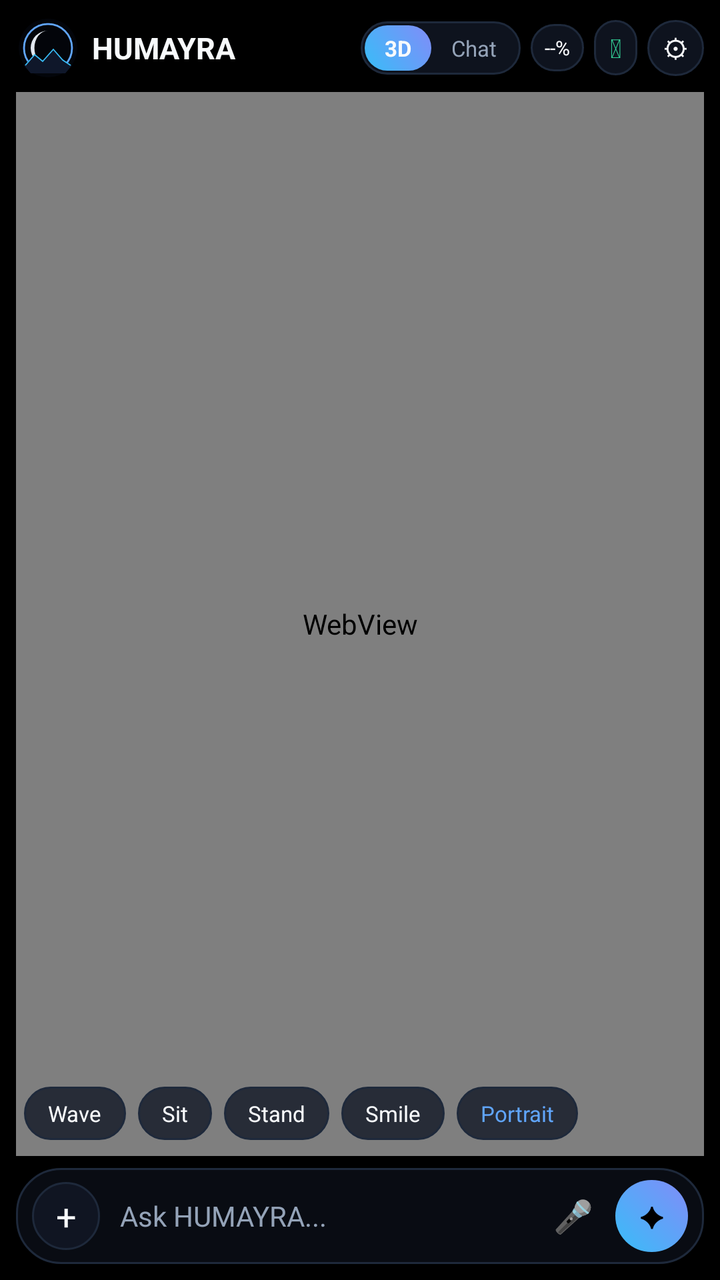
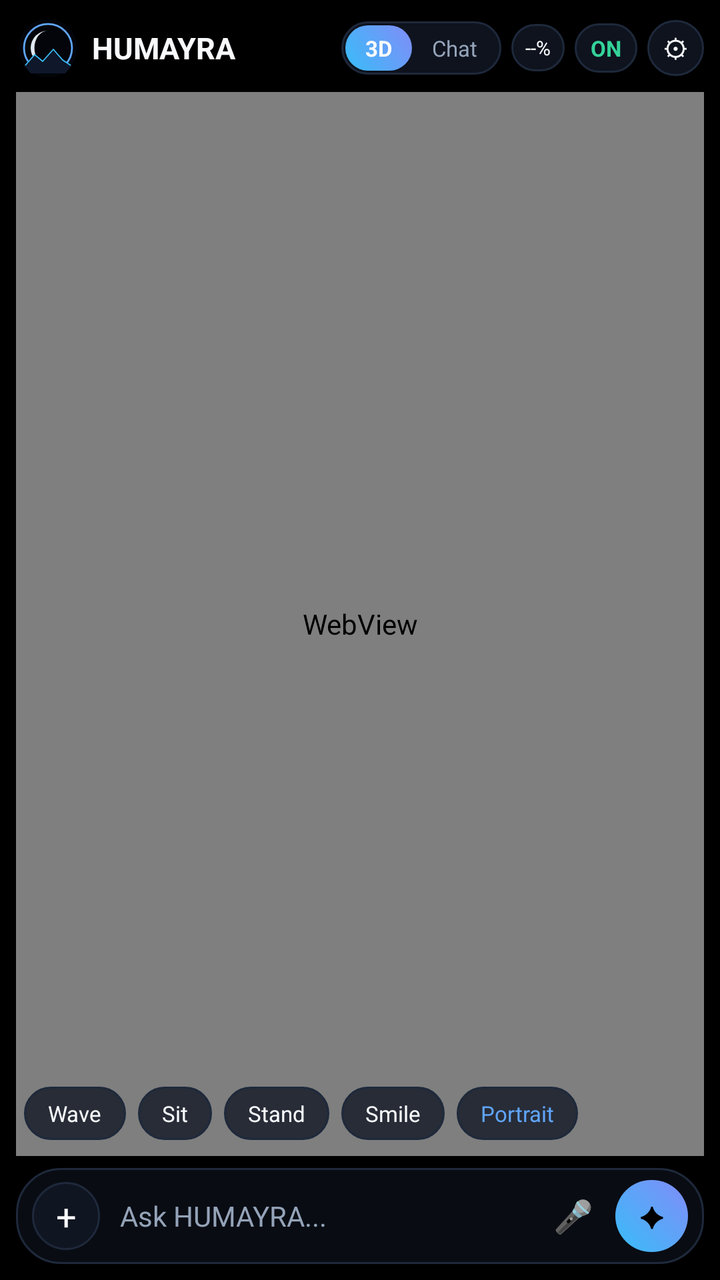

Before-and-after screenshots of an Android layout around one commit, followed by the original layout XML and the change that was made.
<!-- AndroidManifest.xml: application theme Theme.Humayra -->
<!-- res/layout/activity_main.xml -->
<?xml version="1.0" encoding="utf-8"?>
<LinearLayout xmlns:android="http://schemas.android.com/apk/res/android"
    android:id="@+id/rootLayout" android:layout_width="match_parent" android:layout_height="match_parent"
    android:orientation="vertical" android:background="@color/bg_main" android:padding="8dp">
    <LinearLayout android:layout_width="match_parent" android:layout_height="wrap_content" android:gravity="center_vertical" android:paddingBottom="6dp">
        <ImageView android:id="@+id/imgEmblem" android:layout_width="32dp" android:layout_height="32dp" android:src="@drawable/ic_humayra_emblem" android:contentDescription="Logo" />
        <TextView android:id="@+id/tvName" android:layout_width="0dp" android:layout_height="wrap_content" android:layout_weight="1"
            android:text="HUMAYRA" android:singleLine="true" android:ellipsize="end" android:textColor="@color/text_primary"
            android:textSize="15sp" android:textStyle="bold" android:paddingStart="6dp" android:paddingEnd="4dp" />
        <LinearLayout android:layout_width="wrap_content" android:layout_height="wrap_content" android:background="@drawable/bg_pill_dark" android:padding="2dp" android:layout_marginEnd="5dp">
            <TextView android:id="@+id/tab3d" android:layout_width="wrap_content" android:layout_height="wrap_content" android:paddingHorizontal="10dp" android:paddingVertical="4dp" android:text="3D" android:textColor="@color/text_primary" android:textSize="11sp" android:textStyle="bold" android:background="@drawable/bg_glow_button" />
            <TextView android:id="@+id/tabChat" android:layout_width="wrap_content" android:layout_height="wrap_content" android:paddingHorizontal="10dp" android:paddingVertical="4dp" android:text="Chat" android:textColor="@color/text_secondary" android:textSize="11sp" />
        </LinearLayout>
        <TextView android:id="@+id/tvHealthBadge" android:layout_width="wrap_content" android:layout_height="wrap_content" android:background="@drawable/bg_pill_dark" android:paddingHorizontal="7dp" android:paddingVertical="5dp" android:text="--%" android:textColor="@color/text_primary" android:textSize="10sp" android:layout_marginEnd="5dp" />
        <TextView android:id="@+id/btnMaster" android:layout_width="wrap_content" android:layout_height="wrap_content" android:background="@drawable/bg_pill_dark" android:paddingHorizontal="8dp" android:paddingVertical="5dp" android:text="⏻" android:textColor="@color/status_green" android:textSize="13sp" android:layout_marginEnd="5dp" />
        <TextView android:id="@+id/btnSettings" android:layout_width="wrap_content" android:layout_height="wrap_content" android:background="@drawable/bg_pill_dark" android:paddingHorizontal="8dp" android:paddingVertical="5dp" android:text="⚙" android:textColor="@color/text_primary" android:textSize="13sp" />
    </LinearLayout>
    <FrameLayout android:layout_width="match_parent" android:layout_height="0dp" android:layout_weight="1">
        <FrameLayout android:id="@+id/page3d" android:layout_width="match_parent" android:layout_height="match_parent">
            <ImageView android:id="@+id/imgStageWall" android:layout_width="match_parent" android:layout_height="match_parent" android:scaleType="centerCrop" android:visibility="gone" />
            <WebView android:id="@+id/webStage" android:layout_width="match_parent" android:layout_height="match_parent" />
            <HorizontalScrollView android:layout_width="match_parent" android:layout_height="wrap_content" android:layout_gravity="bottom" android:scrollbars="none" android:paddingBottom="8dp">
                <LinearLayout android:layout_width="wrap_content" android:layout_height="wrap_content" android:orientation="horizontal" android:paddingHorizontal="4dp">
                    <TextView android:id="@+id/btnPoseWave" android:layout_width="wrap_content" android:layout_height="wrap_content" android:background="@drawable/bg_pill_dark" android:paddingHorizontal="12dp" android:paddingVertical="6dp" android:text="Wave" android:textColor="@color/text_primary" android:textSize="11sp" android:layout_marginEnd="6dp" />
                    <TextView android:id="@+id/btnPoseSit" android:layout_width="wrap_content" android:layout_height="wrap_content" android:background="@drawable/bg_pill_dark" android:paddingHorizontal="12dp" android:paddingVertical="6dp" android:text="Sit" android:textColor="@color/text_primary" android:textSize="11sp" android:layout_marginEnd="6dp" />
                    <TextView android:id="@+id/btnPoseStand" android:layout_width="wrap_content" android:layout_height="wrap_content" android:background="@drawable/bg_pill_dark" android:paddingHorizontal="12dp" android:paddingVertical="6dp" android:text="Stand" android:textColor="@color/text_primary" android:textSize="11sp" android:layout_marginEnd="6dp" />
                    <TextView android:id="@+id/btnPoseSmile" android:layout_width="wrap_content" android:layout_height="wrap_content" android:background="@drawable/bg_pill_dark" android:paddingHorizontal="12dp" android:paddingVertical="6dp" android:text="Smile" android:textColor="@color/text_primary" android:textSize="11sp" android:layout_marginEnd="6dp" />
                    <TextView android:id="@+id/btnPosePortrait" android:layout_width="wrap_content" android:layout_height="wrap_content" android:background="@drawable/bg_pill_dark" android:paddingHorizontal="12dp" android:paddingVertical="6dp" android:text="Portrait" android:textColor="@color/accent_primary" android:textSize="11sp" />
                </LinearLayout>
            </HorizontalScrollView>
        </FrameLayout>
        <LinearLayout android:id="@+id/pageChat" android:layout_width="match_parent" android:layout_height="match_parent" android:orientation="vertical" android:visibility="gone" android:padding="8dp">
            <LinearLayout android:layout_width="match_parent" android:layout_height="wrap_content" android:gravity="center_vertical" android:paddingBottom="6dp">
                <TextView android:id="@+id/tvStatus" android:layout_width="0dp" android:layout_height="wrap_content" android:layout_weight="1" android:text="Here with you" android:textColor="@color/accent_primary" android:textSize="12sp" android:textStyle="bold" />
                <TextView android:id="@+id/btnHistory" android:layout_width="wrap_content" android:layout_height="wrap_content" android:text="History &amp; Memory" android:textColor="@color/text_secondary" android:textSize="11sp" />
            </LinearLayout>
            <TextView android:id="@+id/tvActionLog" android:layout_width="match_parent" android:layout_height="wrap_content" android:background="@drawable/bg_pill_dark" android:paddingHorizontal="10dp" android:paddingVertical="5dp" android:textColor="@color/status_green" android:textSize="11sp" android:visibility="gone" android:layout_marginBottom="6dp" />
            <ScrollView android:id="@+id/scrollConvo" android:layout_width="match_parent" android:layout_height="0dp" android:layout_weight="1">
                <TextView android:id="@+id/tvConversation" android:layout_width="match_parent" android:layout_height="wrap_content" android:lineSpacingExtra="4dp" android:text="আমি হুমায়রা — বলো বস, কী করতে হবে?" android:textColor="@color/text_primary" android:textSize="14sp" />
            </ScrollView>
        </LinearLayout>
        <LinearLayout android:id="@+id/pageVoiceOrb" android:layout_width="match_parent" android:layout_height="match_parent" android:orientation="vertical" android:gravity="center" android:background="#F2000000" android:visibility="gone">
            <View android:id="@+id/viewOrb" android:layout_width="136dp" android:layout_height="136dp" android:background="@drawable/bg_orb_glow" />
            <TextView android:id="@+id/tvOrbState" android:layout_width="wrap_content" android:layout_height="wrap_content" android:text="Listening..." android:textColor="@color/text_primary" android:textSize="16sp" android:paddingTop="24dp" />
            <androidx.appcompat.widget.SwitchCompat android:id="@+id/swHandsFree" android:layout_width="wrap_content" android:layout_height="wrap_content" android:text="Hands-Free Loop " android:textColor="@color/text_secondary" android:paddingTop="12dp" />
            <TextView android:id="@+id/btnOrbClose" android:layout_width="wrap_content" android:layout_height="wrap_content" android:background="@drawable/bg_pill_dark" android:paddingHorizontal="18dp" android:paddingVertical="8dp" android:text="✕ Close Voice" android:textColor="@color/text_primary" android:layout_marginTop="16dp" />
        </LinearLayout>
    </FrameLayout>
    <LinearLayout android:layout_width="match_parent" android:layout_height="wrap_content" android:background="@drawable/bg_card_dark" android:gravity="center_vertical" android:paddingHorizontal="8dp" android:paddingVertical="6dp" android:layout_marginTop="6dp">
        <TextView android:id="@+id/btnPlus" android:layout_width="34dp" android:layout_height="34dp" android:gravity="center" android:background="@drawable/bg_pill_dark" android:text="+" android:textColor="@color/text_primary" android:textSize="18sp" />
        <EditText android:id="@+id/etInput" android:layout_width="0dp" android:layout_height="wrap_content" android:layout_weight="1" android:hint="Ask HUMAYRA..." android:textColorHint="@color/text_secondary" android:textColor="@color/text_primary" android:textSize="14sp" android:background="@android:color/transparent" android:paddingHorizontal="10dp" android:maxLines="3" />
        <TextView android:id="@+id/btnMic" android:layout_width="34dp" android:layout_height="34dp" android:gravity="center" android:text="🎤" android:textSize="16sp" android:layout_marginEnd="4dp" />
        <TextView android:id="@+id/btnActionOrb" android:layout_width="wrap_content" android:layout_height="36dp" android:minWidth="36dp" android:gravity="center" android:paddingHorizontal="12dp" android:background="@drawable/bg_glow_button" android:text="✦" android:textColor="#000000" android:textStyle="bold" android:textSize="14sp" />
    </LinearLayout>
</LinearLayout>
<!-- resources referenced by this layout -->
<resources>
  <color name="accent_primary">#60A5FA</color>
  <color name="bg_main">#000000</color>
  <color name="status_green">#34D399</color>
  <color name="text_primary">#F8FAFC</color>
  <color name="text_secondary">#94A3B8</color>
  <!-- drawable bg_card_dark (drawable) -->
  <?xml version="1.0" encoding="utf-8"?>
  <shape xmlns:android="http://schemas.android.com/apk/res/android">
      <solid android:color="#D90B0F17" /><corners android:radius="22dp" />
      <stroke android:width="1dp" android:color="@color/stroke_subtle" />
  </shape>
  <!-- drawable bg_glow_button (drawable) -->
  <?xml version="1.0" encoding="utf-8"?>
  <shape xmlns:android="http://schemas.android.com/apk/res/android">
      <gradient android:startColor="#38BDF8" android:endColor="#818CF8" android:angle="45" />
      <corners android:radius="99dp" />
  </shape>
  <!-- drawable bg_orb_glow (drawable) -->
  <?xml version="1.0" encoding="utf-8"?>
  <shape xmlns:android="http://schemas.android.com/apk/res/android" android:shape="oval">
      <gradient android:startColor="#38BDF8" android:endColor="#7C3AED" android:angle="45" />
  </shape>
  <!-- drawable bg_pill_dark (drawable) -->
  <?xml version="1.0" encoding="utf-8"?>
  <shape xmlns:android="http://schemas.android.com/apk/res/android">
      <solid android:color="#CC121826" /><corners android:radius="99dp" />
      <stroke android:width="1dp" android:color="@color/stroke_subtle" />
  </shape>
  <!-- drawable ic_humayra_emblem (drawable) -->
  <?xml version="1.0" encoding="utf-8"?>
  <vector xmlns:android="http://schemas.android.com/apk/res/android"
      android:width="48dp" android:height="48dp" android:viewportWidth="48" android:viewportHeight="48">
      <path android:fillColor="#03050A" android:pathData="M24,2a22,22 0 1,0 0,44a22,22 0 1,0 0,-44z" />
      <path android:strokeColor="#60A5FA" android:strokeWidth="1.4" android:fillColor="#00000000"
          android:pathData="M24,6a18,18 0 1,0 0,36a18,18 0 1,0 0,-36z" />
      <path android:fillColor="#E2E8F0"
          android:pathData="M24,11 A13,13 0 0,0 24,37 A10.2,13 0 0,1 24,11 Z" />
      <path android:fillColor="#0F172A"
          android:pathData="M6,37 L14,29 L20,34 L28,25 L35,33 L42,37 L37,43 L11,43 Z" />
      <path android:strokeColor="#38BDF8" android:strokeWidth="0.9" android:fillColor="#00000000"
          android:pathData="M7,37 L14,29 L20,34 L28,25 L35,33 L41,37" />
  </vector>
  <style name="Theme.Humayra" parent="Theme.Material3.Dark.NoActionBar">
          <item name="android:windowBackground">@color/bg_main</item>
          <item name="android:statusBarColor">@color/bg_main</item>
          <item name="android:navigationBarColor">@color/bg_main</item>
          <item name="colorPrimary">@color/accent_primary</item>
      </style>
  <color name="stroke_subtle">#1E293B</color>
</resources>

<!-- the commit's change to res/layout/activity_main.xml (unified diff, before → after) -->
@@ -12,13 +12,17 @@
             <TextView android:id="@+id/tabChat" android:layout_width="wrap_content" android:layout_height="wrap_content" android:paddingHorizontal="10dp" android:paddingVertical="4dp" android:text="Chat" android:textColor="@color/text_secondary" android:textSize="11sp" />
         </LinearLayout>
         <TextView android:id="@+id/tvHealthBadge" android:layout_width="wrap_content" android:layout_height="wrap_content" android:background="@drawable/bg_pill_dark" android:paddingHorizontal="7dp" android:paddingVertical="5dp" android:text="--%" android:textColor="@color/text_primary" android:textSize="10sp" android:layout_marginEnd="5dp" />
-        <TextView android:id="@+id/btnMaster" android:layout_width="wrap_content" android:layout_height="wrap_content" android:background="@drawable/bg_pill_dark" android:paddingHorizontal="8dp" android:paddingVertical="5dp" android:text="⏻" android:textColor="@color/status_green" android:textSize="13sp" android:layout_marginEnd="5dp" />
+        <TextView android:id="@+id/btnMaster" android:layout_width="wrap_content" android:layout_height="wrap_content" android:background="@drawable/bg_pill_dark" android:paddingHorizontal="8dp" android:paddingVertical="5dp" android:text="ON" android:textStyle="bold" android:textColor="@color/status_green" android:textSize="11sp" android:layout_marginEnd="5dp" />
         <TextView android:id="@+id/btnSettings" android:layout_width="wrap_content" android:layout_height="wrap_content" android:background="@drawable/bg_pill_dark" android:paddingHorizontal="8dp" android:paddingVertical="5dp" android:text="⚙" android:textColor="@color/text_primary" android:textSize="13sp" />
     </LinearLayout>
     <FrameLayout android:layout_width="match_parent" android:layout_height="0dp" android:layout_weight="1">
         <FrameLayout android:id="@+id/page3d" android:layout_width="match_parent" android:layout_height="match_parent">
             <ImageView android:id="@+id/imgStageWall" android:layout_width="match_parent" android:layout_height="match_parent" android:scaleType="centerCrop" android:visibility="gone" />
             <WebView android:id="@+id/webStage" android:layout_width="match_parent" android:layout_height="match_parent" />
+            <LinearLayout android:id="@+id/card3dReply" android:layout_width="match_parent" android:layout_height="wrap_content" android:layout_gravity="bottom" android:layout_marginHorizontal="10dp" android:layout_marginBottom="48dp" android:background="@drawable/bg_card_dark" android:orientation="horizontal" android:padding="10dp" android:visibility="gone">
+                <TextView android:id="@+id/tv3dReply" android:layout_width="0dp" android:layout_height="wrap_content" android:layout_weight="1" android:maxLines="4" android:textColor="@color/text_primary" android:textSize="13sp" />
+                <TextView android:id="@+id/btn3dReplyClose" android:layout_width="wrap_content" android:layout_height="wrap_content" android:paddingHorizontal="8dp" android:text="✕" android:textColor="@color/text_secondary" android:textSize="14sp" />
+            </LinearLayout>
             <HorizontalScrollView android:layout_width="match_parent" android:layout_height="wrap_content" android:layout_gravity="bottom" android:scrollbars="none" android:paddingBottom="8dp">
                 <LinearLayout android:layout_width="wrap_content" android:layout_height="wrap_content" android:orientation="horizontal" android:paddingHorizontal="4dp">
                     <TextView android:id="@+id/btnPoseWave" android:layout_width="wrap_content" android:layout_height="wrap_content" android:background="@drawable/bg_pill_dark" android:paddingHorizontal="12dp" android:paddingVertical="6dp" android:text="Wave" android:textColor="@color/text_primary" android:textSize="11sp" android:layout_marginEnd="6dp" />
@@ -42,8 +46,9 @@
         <LinearLayout android:id="@+id/pageVoiceOrb" android:layout_width="match_parent" android:layout_height="match_parent" android:orientation="vertical" android:gravity="center" android:background="#F2000000" android:visibility="gone">
             <View android:id="@+id/viewOrb" android:layout_width="136dp" android:layout_height="136dp" android:background="@drawable/bg_orb_glow" />
             <TextView android:id="@+id/tvOrbState" android:layout_width="wrap_content" android:layout_height="wrap_content" android:text="Listening..." android:textColor="@color/text_primary" android:textSize="16sp" android:paddingTop="24dp" />
+            <TextView android:id="@+id/tvOrbReply" android:layout_width="match_parent" android:layout_height="wrap_content" android:gravity="center" android:maxLines="4" android:paddingHorizontal="24dp" android:paddingTop="10dp" android:textColor="@color/accent_primary" android:textSize="14sp" />
             <androidx.appcompat.widget.SwitchCompat android:id="@+id/swHandsFree" android:layout_width="wrap_content" android:layout_height="wrap_content" android:text="Hands-Free Loop " android:textColor="@color/text_secondary" android:paddingTop="12dp" />
-            <TextView android:id="@+id/btnOrbClose" android:layout_width="wrap_content" android:layout_height="wrap_content" android:background="@drawable/bg_pill_dark" android:paddingHorizontal="18dp" android:paddingVertical="8dp" android:text="✕ Close Voice" android:textColor="@color/text_primary" android:layout_marginTop="16dp" />
+            <TextView android:id="@+id/btnOrbClose" android:layout_width="wrap_content" android:layout_height="wrap_content" android:background="@drawable/bg_pill_dark" android:paddingHorizontal="18dp" android:paddingVertical="8dp" android:text="✕ End Call" android:textColor="@color/text_primary" android:layout_marginTop="16dp" />
         </LinearLayout>
     </FrameLayout>
     <LinearLayout android:layout_width="match_parent" android:layout_height="wrap_content" android:background="@drawable/bg_card_dark" android:gravity="center_vertical" android:paddingHorizontal="8dp" android:paddingVertical="6dp" android:layout_marginTop="6dp">
